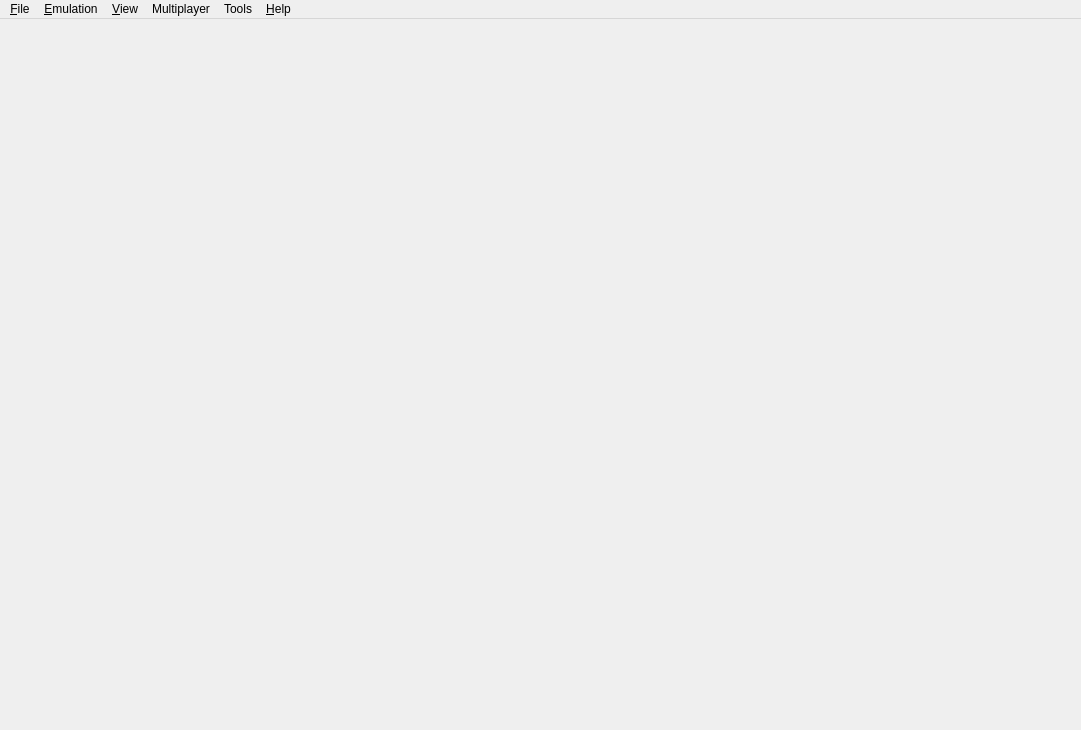
grimtnt/citra, file src/citra_qt/main.ui: the form before one commit.
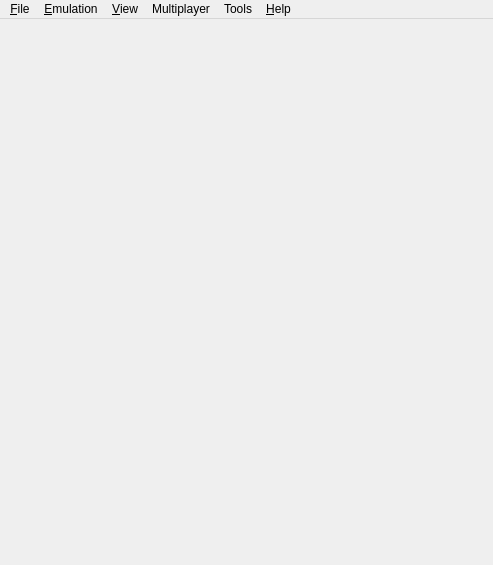
The form after the commit. Icons and pictures are not drawn.

Patch:
```diff
--- a/src/citra_qt/main.ui
+++ b/src/citra_qt/main.ui
@@ -6,8 +6,8 @@
    <rect>
     <x>0</x>
     <y>0</y>
-    <width>1081</width>
-    <height>730</height>
+    <width>493</width>
+    <height>565</height>
    </rect>
   </property>
   <property name="windowTitle">
@@ -44,7 +44,7 @@
     <rect>
      <x>0</x>
      <y>0</y>
-     <width>1081</width>
+     <width>493</width>
      <height>22</height>
     </rect>
    </property>
```
Left out of the diff: 7 changed lines with no effect on the pictures.
